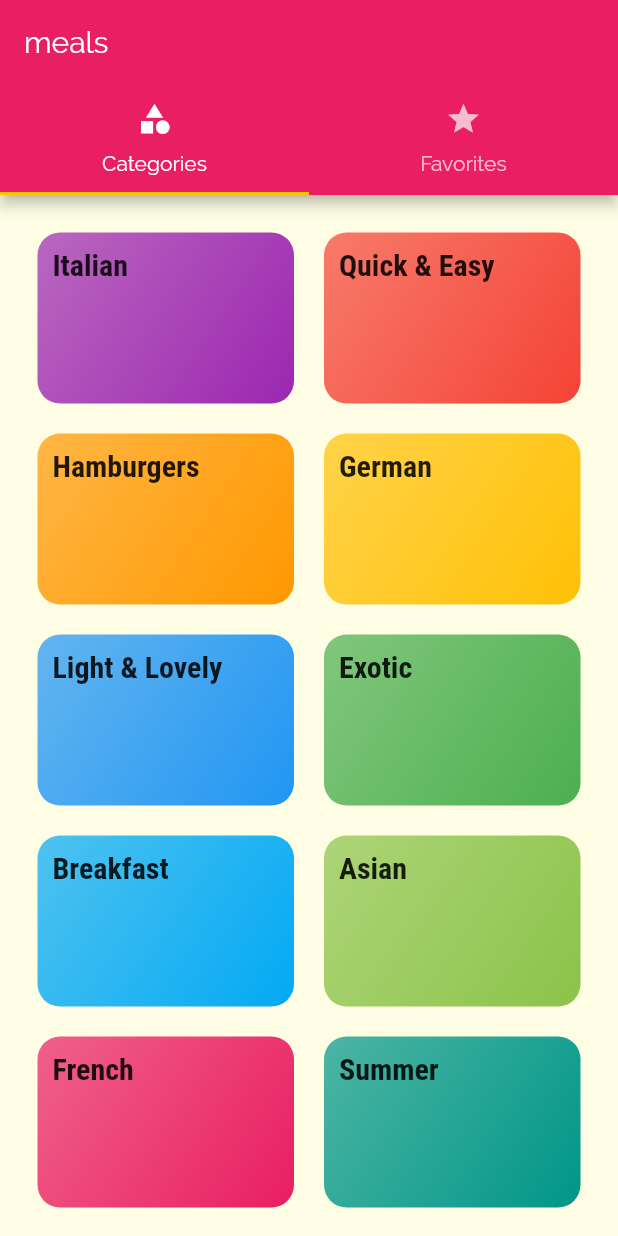
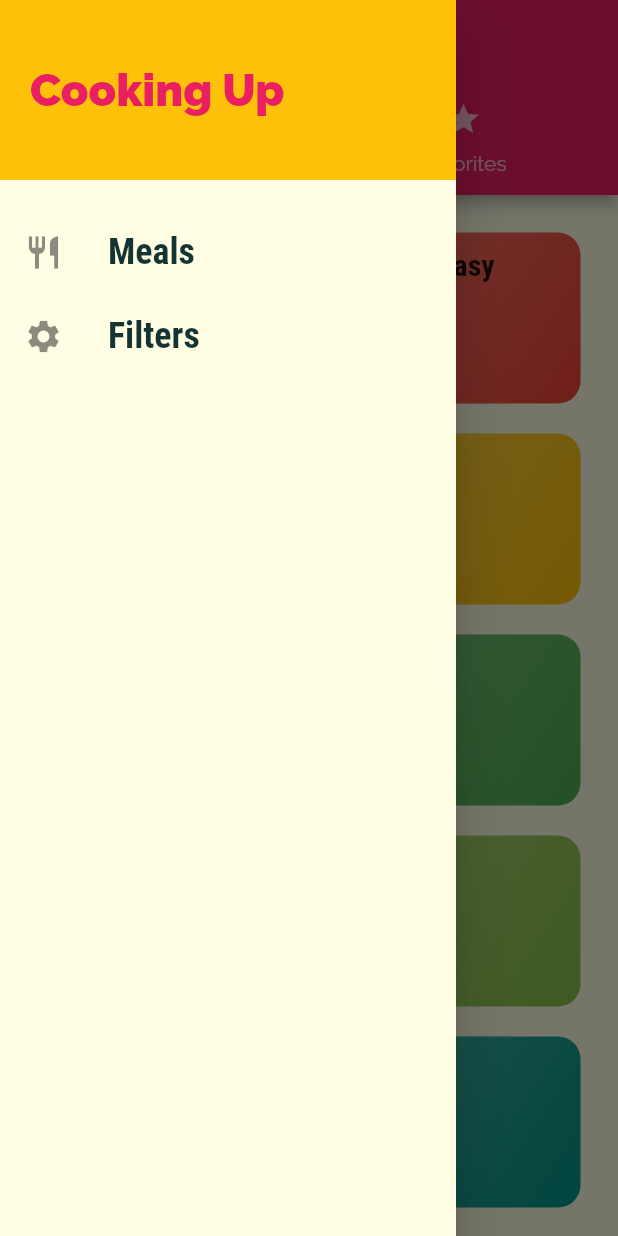
Before and after one commit to fiend361/flutter-meal-app, a Flutter app: the screen it shows after launch, with the side drawer open (before the commit the screen has no drawer), on a phone screen of 412 x 824 dp. Run offline on Flutter 3.47's test engine with Material 2 defaults, Android fonts, the phone set to English and light mode, and no system bars.

Commit message:
added functionality to delete recipe temporarily

```diff
--- a/lib/main.dart
+++ b/lib/main.dart
@@ -1,5 +1,6 @@
 import 'package:flutter/material.dart';
 import 'package:meal_app/screens/category_meals_screen.dart';
+import 'package:meal_app/screens/filters_screen.dart';
 import 'package:meal_app/screens/meal_details_screen.dart';
 import 'package:meal_app/screens/tabs_screen.dart';
 import 'screens/categories_screen.dart';
@@ -35,6 +36,7 @@ class MyApp extends StatelessWidget {
         '/': (ctx) => TabsScreen(),
         CategoryMealsScreen.routeName: (ctx) => CategoryMealsScreen(),
         MealDetailScrean.routeName: (ctx) => MealDetailScrean(),
+        FiltersScreen.routeName: (ctx) => FiltersScreen(),
       },
     );
   }
--- a/lib/screens/meal_details_screen.dart
+++ b/lib/screens/meal_details_screen.dart
@@ -61,6 +61,12 @@ class MealDetailScrean extends StatelessWidget {
           ],
         ),
       ),
+      floatingActionButton: FloatingActionButton(
+        child: Icon(Icons.delete),
+        onPressed: () {
+          Navigator.of(context).pop(mealId);
+        },
+      ),
     );
   }
 
--- a/lib/screens/tabs_screen.dart
+++ b/lib/screens/tabs_screen.dart
@@ -1,6 +1,7 @@
 import 'package:flutter/material.dart';
 import 'package:meal_app/screens/categories_screen.dart';
 import 'package:meal_app/screens/favorites_screen.dart';
+import 'package:meal_app/widgets/main_drawer.dart';
 
 class TabsScreen extends StatefulWidget {
   @override
@@ -28,6 +29,7 @@ class _TabsScreenState extends State<TabsScreen> {
             ],
           ),
         ),
+        drawer: MainDrawer(),
         body: TabBarView(
           children: <Widget>[
             CategoriesScreen(),
--- /dev/null
+++ b/lib/widgets/main_drawer.dart
@@ -0,0 +1,65 @@
+import 'package:flutter/material.dart';
+import 'package:meal_app/screens/filters_screen.dart';
+
+class MainDrawer extends StatelessWidget {
+  @override
+  Widget build(BuildContext context) {
+    return Drawer(
+      child: Column(
+        children: [
+          Container(
+            height: 120,
+            width: double.infinity,
+            padding: EdgeInsets.all(20),
+            alignment: Alignment.centerLeft,
+            color: Theme.of(context).accentColor,
+            child: Text(
+              'Cooking Up',
+              style: TextStyle(
+                fontWeight: FontWeight.w900,
+                fontSize: 30,
+                color: Theme.of(context).primaryColor,
+              ),
+            ),
+          ),
+          SizedBox(height: 20),
+          ListTile(
+            leading: Icon(
+              Icons.restaurant,
+              size: 26,
+            ),
+            title: Text(
+              'Meals',
+              style: TextStyle(
+                fontFamily: 'RobotoCondensed',
+                fontSize: 24,
+                fontWeight: FontWeight.bold,
+              ),
+            ),
+            onTap: () {
+              Navigator.of(context).pushReplacementNamed('/');
+            },
+          ),
+          ListTile(
+            leading: Icon(
+              Icons.settings,
+              size: 26,
+            ),
+            title: Text(
+              'Filters',
+              style: TextStyle(
+                fontFamily: 'RobotoCondensed',
+                fontSize: 24,
+                fontWeight: FontWeight.bold,
+              ),
+            ),
+            onTap: () {
+              Navigator.of(context)
+                  .pushReplacementNamed(FiltersScreen.routeName);
+            },
+          ),
+        ],
+      ),
+    );
+  }
+}
```
Also changed, not shown: lib/screens/category_meals_screen.dart (+45 -23 lines), lib/screens/filters_screen.dart (added, +17 -0 lines), lib/widgets/meal_item.dart (+10 -2 lines).
